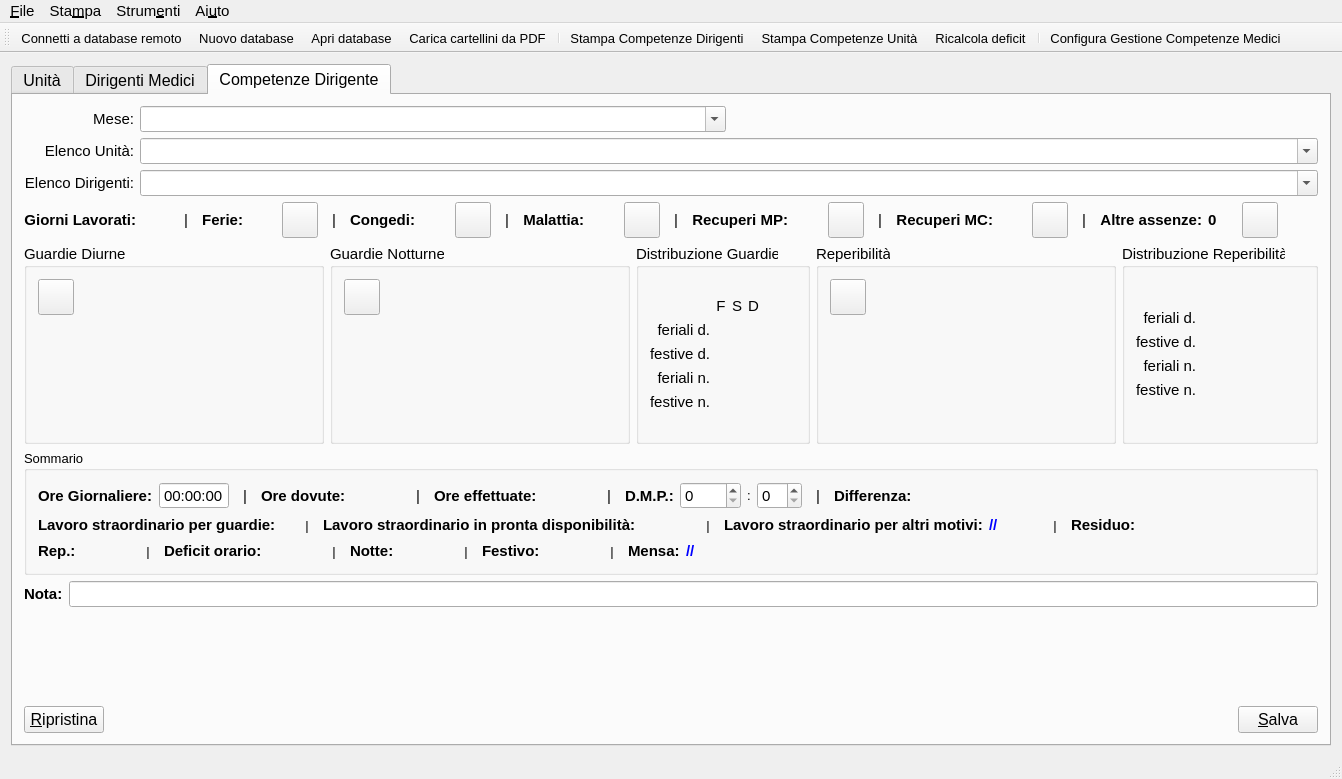
Before: the Qt Designer form mainwindow.ui in gcala/GestioneCompetenzeMedici, drawn with Qt 5.
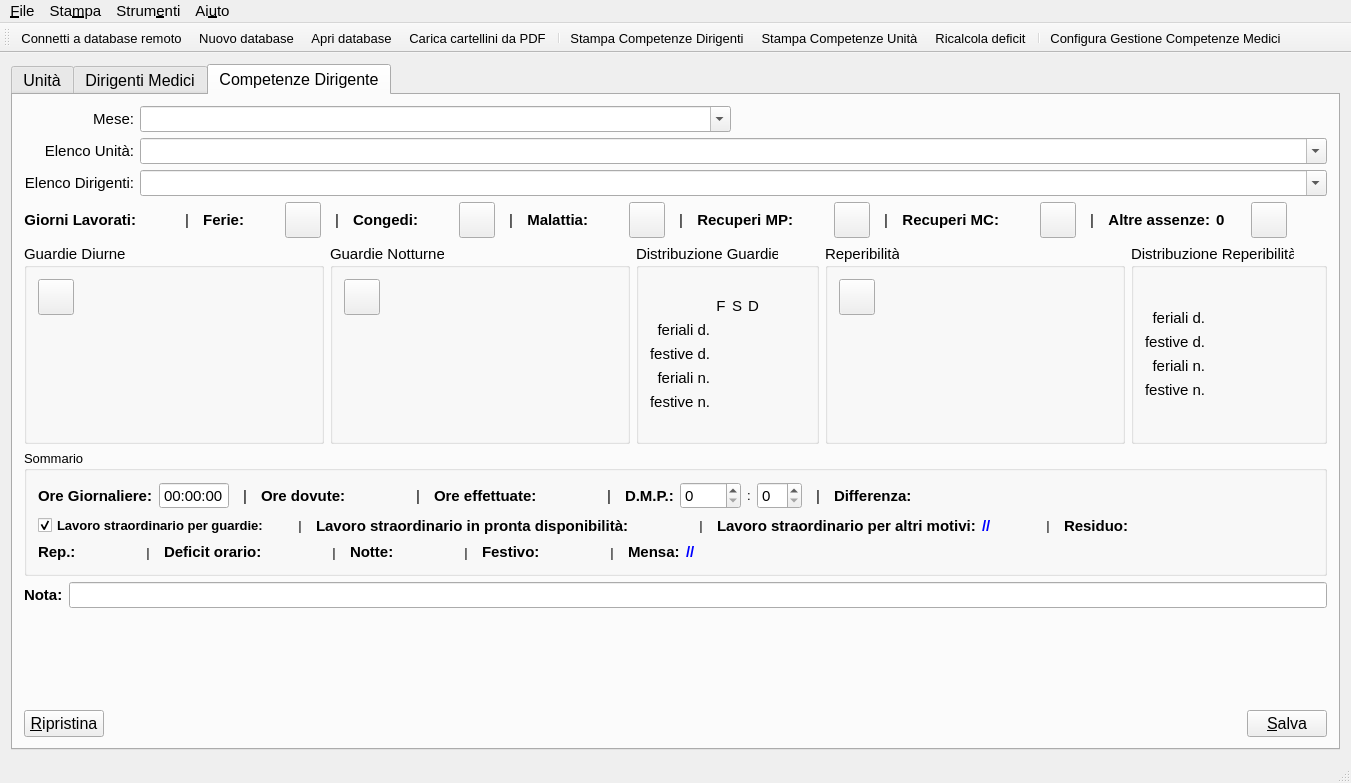
After: the same form once the commit is applied. The open tabs and pages were chosen to show the change. Icons and pictures are not drawn. Custom widgets are drawn as their Qt base class.

Commit message: Aggiunta possibilità di bloccare pagamento straordinario in guardia

Patch:
```diff
--- a/mainwindow.ui
+++ b/mainwindow.ui
@@ -6,8 +6,8 @@
    <rect>
     <x>0</x>
     <y>0</y>
-    <width>1323</width>
-    <height>779</height>
+    <width>1351</width>
+    <height>783</height>
    </rect>
   </property>
   <property name="windowTitle">
@@ -2990,10 +2990,9 @@
            <item>
             <layout class="QHBoxLayout" name="horizontalLayout_16">
              <item>
-              <widget class="QLabel" name="label_39">
+              <widget class="QCheckBox" name="pagaStrGuardiaCB">
                <property name="font">
                 <font>
-                 <pointsize>11</pointsize>
                  <weight>75</weight>
                  <bold>true</bold>
                 </font>
@@ -3001,6 +3000,9 @@
                <property name="text">
                 <string>Lavoro straordinario per guardie:</string>
                </property>
+               <property name="checked">
+                <bool>true</bool>
+               </property>
               </widget>
              </item>
              <item>
@@ -3046,6 +3048,7 @@
                  <pointsize>11</pointsize>
                  <weight>75</weight>
                  <bold>true</bold>
+                 <strikeout>false</strikeout>
                 </font>
                </property>
                <property name="text">
@@ -3586,7 +3589,7 @@
     <rect>
      <x>0</x>
      <y>0</y>
-     <width>1323</width>
+     <width>1351</width>
      <height>34</height>
     </rect>
    </property>
```
Left out of the diff: 2 changed lines with no effect on the pictures. The commit also changes 5 other files.
